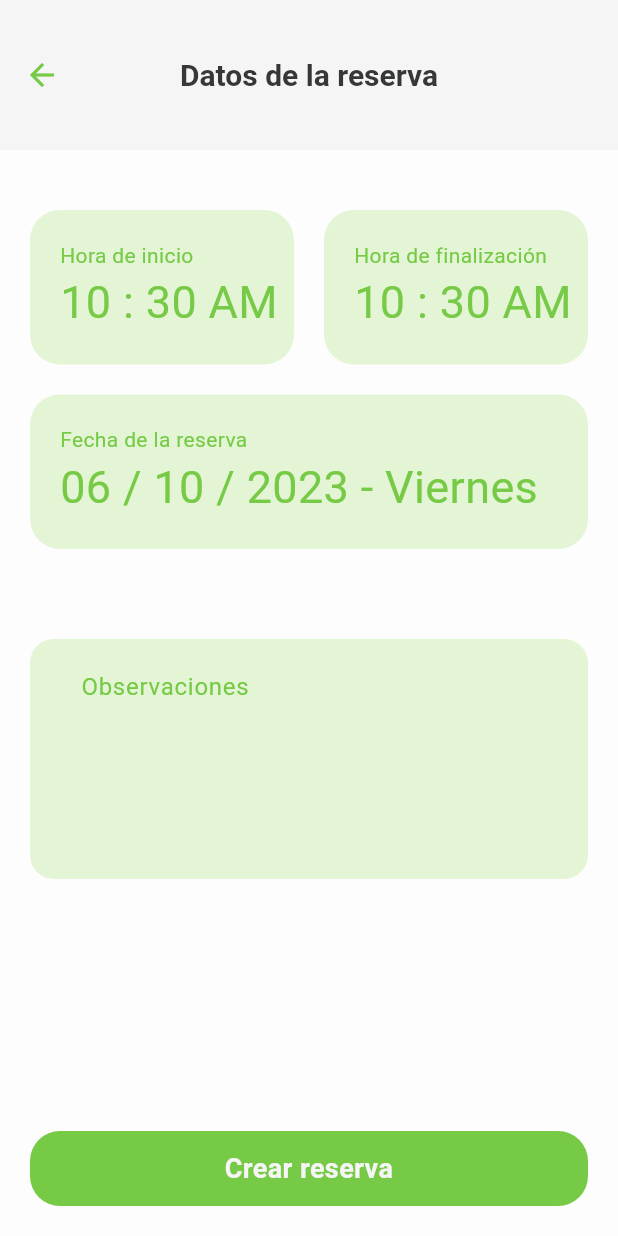
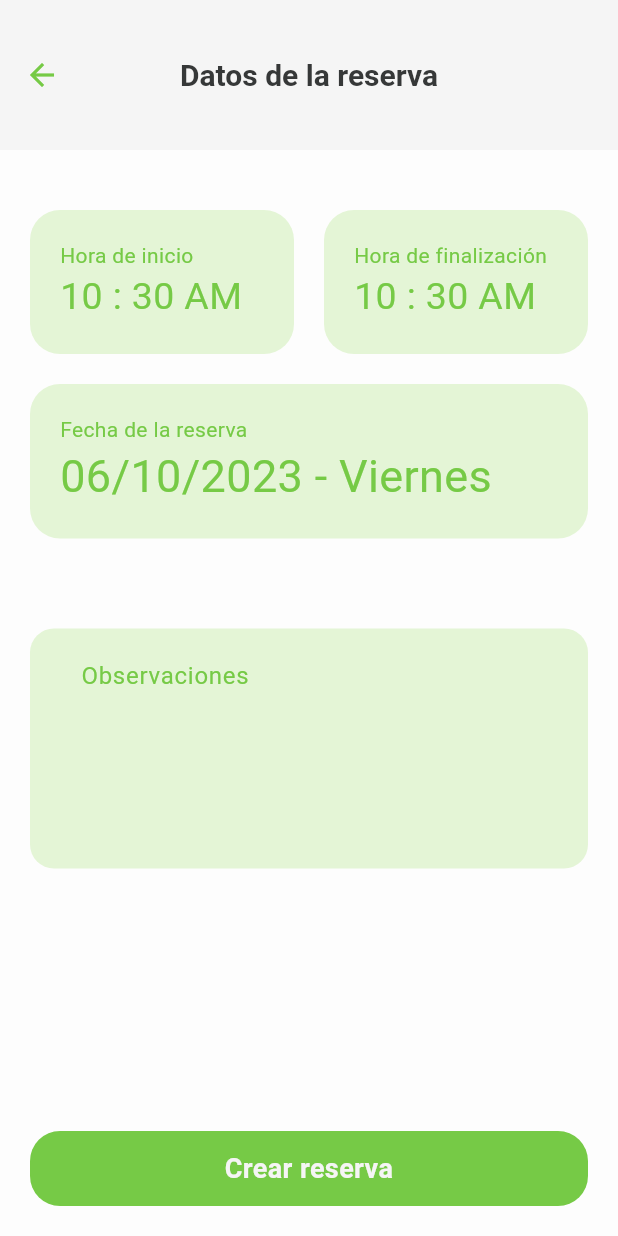
Before and after one commit to jrdeavila/club_valledupar_app, a Flutter app: the CreateReservationScreen screen opened by its route, on a phone screen of 412 x 824 dp. Run offline on Flutter 3.47's test engine with Material 2 defaults, Android fonts, the phone set to English and light mode, and no system bars; our stand-ins replace dio, flutter_keyboard_visibility, get, get_it, injectable, shared_preferences and 2 more; accounts and stored records are empty; network calls fail.

Commit message:
Corregir errores de interfaz

```diff
--- a/lib/src/infrastructure/bindings/dependencies.dart
+++ b/lib/src/infrastructure/bindings/dependencies.dart
@@ -7,7 +7,7 @@ import 'package:shared_preferences/shared_preferences.dart';
 abstract class DioModule {
   @lazySingleton
   Dio get dio => Dio(BaseOptions(
-        baseUrl: "http://localhost/api",
+        baseUrl: "http://192.168.0.12/api",
         followRedirects: false,
       ))
         ..interceptors.addAll(interceptors);
--- a/lib/src/presentation/features/dashboard/controllers/reservation_controller.dart
+++ b/lib/src/presentation/features/dashboard/controllers/reservation_controller.dart
@@ -1,6 +1,7 @@
 import 'package:club_valledupar_app/lib.dart';
 import 'package:flutter/material.dart';
 import 'package:get/get.dart';
+import 'package:intl/intl.dart';
 import 'package:table_calendar/table_calendar.dart';
 
 class ReservationController extends GetxController {
@@ -71,6 +72,11 @@ class ReservationController extends GetxController {
     final parse = dateTimeFromString(time);
     final timeFormatService = getIt<TimeFormatService>();
     return timeFormatService.formatTime(parse);
+  }
+
+  String hour(String dateTime) {
+    final parse = dateTimeFromString(dateTime);
+    return DateFormat("hh:mm a").format(parse);
   }
 
   int color(String value) {
--- a/lib/src/presentation/features/dashboard/widgets/clock_time_card.dart
+++ b/lib/src/presentation/features/dashboard/widgets/clock_time_card.dart
@@ -35,17 +35,23 @@ class ClockTimeCard extends StatelessWidget {
           crossAxisAlignment: CrossAxisAlignment.start,
           mainAxisSize: MainAxisSize.min,
           children: [
-            Text(label, style: const TextStyle(fontSize: 14.0)),
+            Text(
+              label,
+              style: const TextStyle(
+                fontSize: 14.0,
+                overflow: TextOverflow.ellipsis,
+              ),
+            ),
             Row(
               children: [
                 Text(time.hourOfPeriod.toString().padLeft(2, '0'),
-                    style: const TextStyle(fontSize: 30)),
-                const Text(' : ', style: TextStyle(fontSize: 30)),
+                    style: const TextStyle(fontSize: 25)),
+                const Text(' : ', style: TextStyle(fontSize: 25)),
                 Text(time.minute.toString().padLeft(2, '0'),
-                    style: const TextStyle(fontSize: 30)),
+                    style: const TextStyle(fontSize: 25)),
                 Text(
                   time.period == DayPeriod.am ? ' AM' : ' PM',
-                  style: const TextStyle(fontSize: 30),
+                  style: const TextStyle(fontSize: 25),
                 ),
               ],
             ),
--- a/lib/src/presentation/features/dashboard/widgets/datetime_card.dart
+++ b/lib/src/presentation/features/dashboard/widgets/datetime_card.dart
@@ -44,19 +44,21 @@ class DateTimeCard extends StatelessWidget {
               children: [
                 Text(date.day.toString().padLeft(2, '0'),
                     style: const TextStyle(fontSize: 30)),
-                const Text(' / ', style: TextStyle(fontSize: 30)),
+                const Text('/', style: TextStyle(fontSize: 30)),
                 Text(date.month.toString().padLeft(2, '0'),
                     style: const TextStyle(fontSize: 30)),
-                const Text(' / ', style: TextStyle(fontSize: 30)),
+                const Text('/', style: TextStyle(fontSize: 30)),
                 Text(
                   date.year.toString(),
                   style: const TextStyle(fontSize: 30),
                 ),
                 const Text(' - ', style: TextStyle(fontSize: 30)),
                 // Day Name
-                Text(
-                  DateFormat('EEEE', 'es_CO').format(date).capitalize!,
-                  style: const TextStyle(fontSize: 30),
+                Expanded(
+                  child: Text(
+                    DateFormat('EEEE', 'es_CO').format(date).capitalize!,
+                    style: const TextStyle(fontSize: 30),
+                  ),
                 ),
               ],
             ),
```
Also changed, not shown: lib/src/presentation/features/dashboard/screens/reservation_screen.dart (+24 -6 lines).
